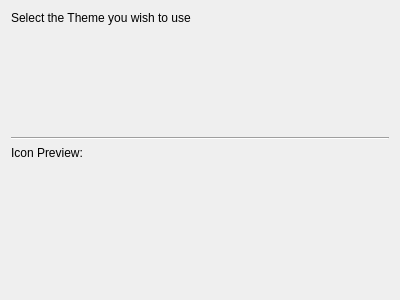
Before: the Qt Designer form launcher/ui/setupwizard/ThemeWizardPage.ui in FreesmTeam/FreesmLauncher, drawn with Qt 5.
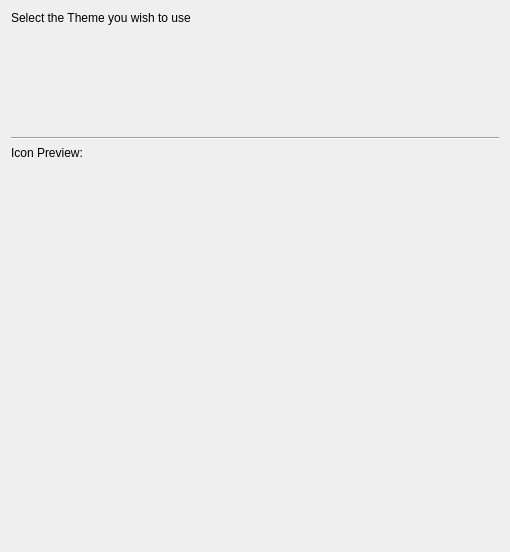
After: the same form once the commit is applied. Icons and pictures are not drawn. Custom widgets are drawn as their Qt base class.

Commit message: UX tweak + formatting + added cat to wizard

Diff of the .ui file:
```diff
--- a/launcher/ui/setupwizard/ThemeWizardPage.ui
+++ b/launcher/ui/setupwizard/ThemeWizardPage.ui
@@ -6,8 +6,8 @@
    <rect>
     <x>0</x>
     <y>0</y>
-    <width>400</width>
-    <height>300</height>
+    <width>510</width>
+    <height>552</height>
    </rect>
   </property>
   <property name="windowTitle">
@@ -309,6 +309,28 @@
      </item>
     </layout>
    </item>
+   <item>
+    <widget class="QPushButton" name="catImagePreviewButton">
+     <property name="minimumSize">
+      <size>
+       <width>0</width>
+       <height>256</height>
+      </size>
+     </property>
+     <property name="text">
+      <string/>
+     </property>
+     <property name="iconSize">
+      <size>
+       <width>256</width>
+       <height>256</height>
+      </size>
+     </property>
+     <property name="flat">
+      <bool>true</bool>
+     </property>
+    </widget>
+   </item>
    <item>
     <spacer name="verticalSpacer">
      <property name="orientation">
```
The commit also changes 11 other files.
